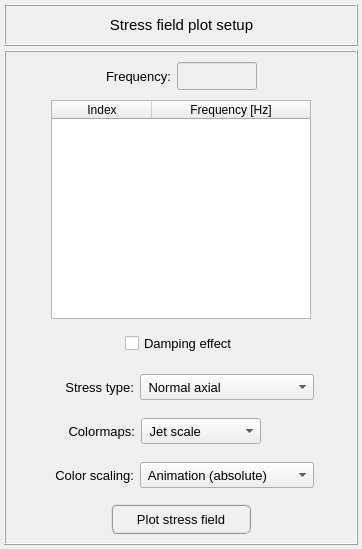
Old version of the form pulse/interface/ui_files/plots/results/structural/plot_stresses_field_for_harmonic_analysis.ui in the repository open-pulse/OpenPulse.
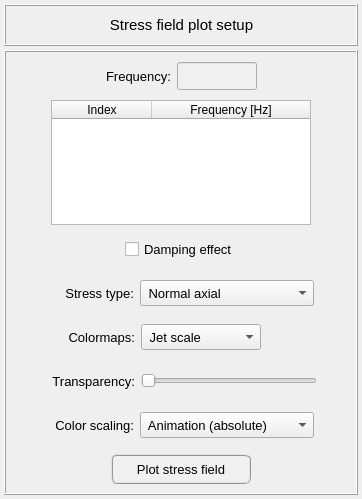
New version of the form.

What changed in the file:
```diff
--- a/pulse/interface/ui_files/plots/results/structural/plot_stresses_field_for_harmonic_analysis.ui
+++ b/pulse/interface/ui_files/plots/results/structural/plot_stresses_field_for_harmonic_analysis.ui
@@ -7,7 +7,7 @@
     <x>0</x>
     <y>0</y>
     <width>362</width>
-    <height>549</height>
+    <height>499</height>
    </rect>
   </property>
   <property name="maximumSize">
@@ -150,7 +150,7 @@
       <property name="spacing">
        <number>4</number>
       </property>
-      <item row="6" column="0">
+      <item row="7" column="0">
        <widget class="QFrame" name="frame_button">
         <property name="minimumSize">
          <size>
@@ -598,7 +598,7 @@
         </layout>
        </widget>
       </item>
-      <item row="5" column="0">
+      <item row="6" column="0">
        <widget class="QFrame" name="frame_scalling">
         <property name="minimumSize">
          <size>
@@ -1020,6 +1020,114 @@
         </layout>
        </widget>
       </item>
+      <item row="5" column="0">
+       <widget class="QFrame" name="frame_7">
+        <property name="minimumSize">
+         <size>
+          <width>0</width>
+          <height>40</height>
+         </size>
+        </property>
+        <property name="maximumSize">
+         <size>
+          <width>16777215</width>
+          <height>40</height>
+         </size>
+        </property>
+        <property name="frameShape">
+         <enum>QFrame::NoFrame</enum>
+        </property>
+        <property name="frameShadow">
+         <enum>QFrame::Raised</enum>
+        </property>
+        <layout class="QGridLayout" name="gridLayout_8">
+         <property name="leftMargin">
+          <number>0</number>
+         </property>
+         <property name="topMargin">
+          <number>0</number>
+         </property>
+         <property name="rightMargin">
+          <number>0</number>
+         </property>
+         <property name="bottomMargin">
+          <number>0</number>
+         </property>
+         <item row="0" column="1">
+          <widget class="QLabel" name="label_3">
+           <property name="minimumSize">
+            <size>
+             <width>90</width>
+             <height>26</height>
+            </size>
+           </property>
+           <property name="maximumSize">
+            <size>
+             <width>90</width>
+             <height>26</height>
+            </size>
+           </property>
+           <property name="font">
+            <font>
+             <pointsize>10</pointsize>
+            </font>
+           </property>
+           <property name="text">
+            <string>Transparency:</string>
+           </property>
+           <property name="alignment">
+            <set>Qt::AlignRight|Qt::AlignTrailing|Qt::AlignVCenter</set>
+           </property>
+          </widget>
+         </item>
+         <item row="0" column="2">
+          <widget class="QSlider" name="slider_transparency">
+           <property name="minimumSize">
+            <size>
+             <width>176</width>
+             <height>0</height>
+            </size>
+           </property>
+           <property name="maximumSize">
+            <size>
+             <width>176</width>
+             <height>16777215</height>
+            </size>
+           </property>
+           <property name="orientation">
+            <enum>Qt::Horizontal</enum>
+           </property>
+          </widget>
+         </item>
+         <item row="0" column="3">
+          <spacer name="horizontalSpacer_9">
+           <property name="orientation">
+            <enum>Qt::Horizontal</enum>
+           </property>
+           <property name="sizeHint" stdset="0">
+            <size>
+             <width>40</width>
+             <height>20</height>
+            </size>
+           </property>
+          </spacer>
+         </item>
+         <item row="0" column="0">
+          <spacer name="horizontalSpacer_10">
+           <property name="orientation">
+            <enum>Qt::Horizontal</enum>
+           </property>
+           <property name="sizeHint" stdset="0">
+            <size>
+             <width>40</width>
+             <height>20</height>
+            </size>
+           </property>
+          </spacer>
+         </item>
+        </layout>
+       </widget>
+      </item>
      </layout>
     </widget>
    </item>
```
